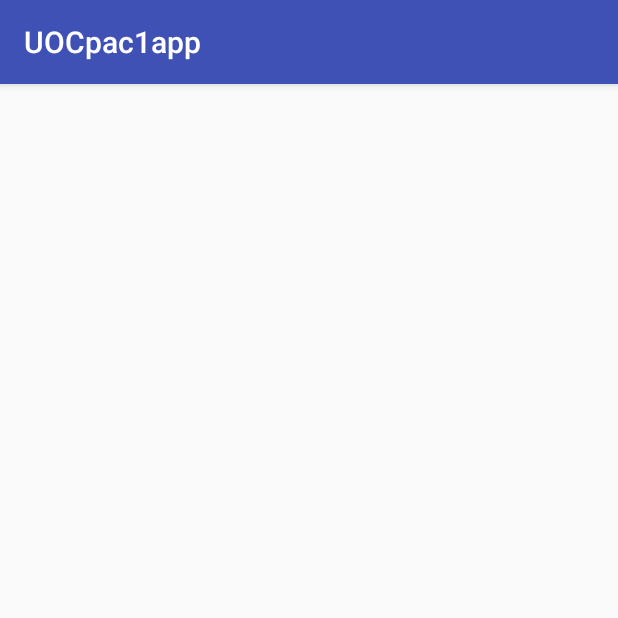
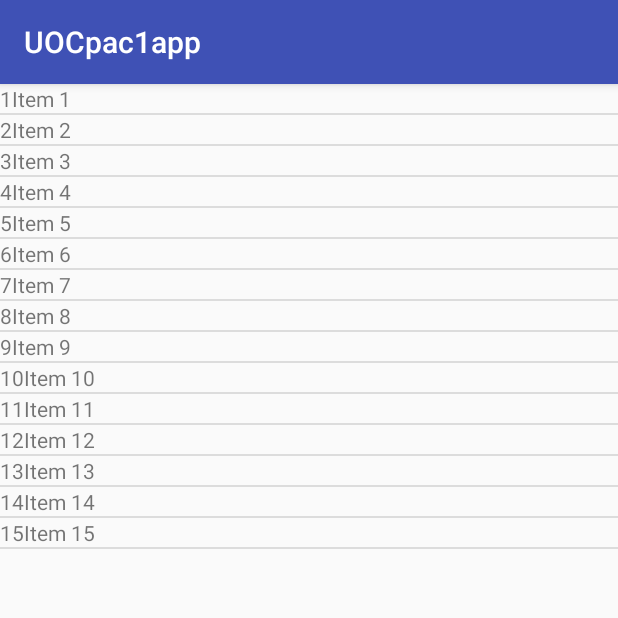
Before and after one commit to miqasals/UOC_And2_1_bookList, an Android app: the screen it shows after launch (BookListActivity), on a phone screen of 412 x 824 dp, the top half of it. Run offline under Robolectric (Android 15) with nearby library versions, the phone set to English and light mode, and no system bars.

Commit message:
EX1. Listview finalitzat. Pendent:  - maquetació llista  - maquetació detalls de items.  - Personalització de activity_book_detail.

```diff
--- a/app/build.gradle
+++ b/app/build.gradle
@@ -21,7 +21,8 @@ android {
 
 dependencies {
     compile fileTree(dir: 'libs', include: ['*.jar'])
-    testCompile 'junit:junit:4.12'
     compile 'com.android.support:appcompat-v7:24.2.1'
     compile 'com.android.support:design:24.2.1'
+    compile 'com.android.support:support-v4:24.2.1'
+    testCompile 'junit:junit:4.12'
 }
--- a/app/src/main/AndroidManifest.xml
+++ b/app/src/main/AndroidManifest.xml
@@ -8,14 +8,14 @@
         android:label="@string/app_name"
         android:supportsRtl="true"
         android:theme="@style/AppTheme">
-        <activity android:name=".BookListActivity">
+        <activity android:name=".activities.BookListActivity">
             <intent-filter>
                 <action android:name="android.intent.action.MAIN" />
 
                 <category android:name="android.intent.category.LAUNCHER" />
             </intent-filter>
         </activity>
-        <activity android:name=".BookDetailActivity"></activity>
+        <activity android:name=".activities.BookDetailActivity"></activity>
     </application>
 
 </manifest>
--- a/app/src/main/java/com/uoc/miquel/uocpac1app/BookListActivity.java
+++ /dev/null
@@ -1,26 +0,0 @@
-package com.uoc.miquel.uocpac1app;
-
-import android.support.v7.app.AppCompatActivity;
-import android.os.Bundle;
-
-public class BookListActivity extends AppCompatActivity {
-
-    @Override
-    protected void onCreate(Bundle savedInstanceState) {
-        super.onCreate(savedInstanceState);
-        setContentView(R.layout.activity_book_list);
-
-
-        /*
-        FragmentBasics source
-         */
-
-        if (findViewById(R.id.frag_book_detail) != null) {
-
-        }
-
-
-
-
-    }
-}
--- a/app/src/main/java/com/uoc/miquel/uocpac1app/BookDetailActivity.java
+++ b/app/src/main/java/com/uoc/miquel/uocpac1app/activities/BookDetailActivity.java
@@ -1,7 +1,9 @@
-package com.uoc.miquel.uocpac1app;
+package com.uoc.miquel.uocpac1app.activities;
 
 import android.support.v7.app.AppCompatActivity;
 import android.os.Bundle;
+
+import com.uoc.miquel.uocpac1app.R;
 
 public class BookDetailActivity extends AppCompatActivity {
 
--- /dev/null
+++ b/app/src/main/java/com/uoc/miquel/uocpac1app/activities/BookListActivity.java
@@ -0,0 +1,83 @@
+package com.uoc.miquel.uocpac1app.activities;
+
+import android.support.v7.app.AppCompatActivity;
+import android.os.Bundle;
+import android.view.View;
+import android.widget.AdapterView;
+import android.widget.ListView;
+
+import com.uoc.miquel.uocpac1app.adapters.BookListAdapter;
+import com.uoc.miquel.uocpac1app.entities.Book;
+import com.uoc.miquel.uocpac1app.fragments.BookDetailFragment;
+import com.uoc.miquel.uocpac1app.R;
+
+import java.util.ArrayList;
+
+/*
+    Fonts consultades:
+        - FragmentBasics sample de Android Developers.
+        - https://github.com/codepath/android_guides/wiki/Using-an-ArrayAdapter-with-ListView
+ */
+
+
+public class BookListActivity extends AppCompatActivity {
+
+    private final int NUM_ITEMS = 15;
+
+
+    @Override
+    protected void onCreate(Bundle savedInstanceState) {
+        super.onCreate(savedInstanceState);
+        setContentView(R.layout.activity_book_list);
+
+
+        // Obtenim la referencia de la llista.
+        ListView bookList = (ListView) findViewById(R.id.book_list);
+
+        // Es crea una coleccio de llibres provisional per omplir la llista
+        ArrayList<Book> books = new ArrayList<>(populatesSampleList());
+
+        // Inicialitzem l'adaptador de la llista.
+        BookListAdapter bookListAdapter = new BookListAdapter(this, R.id.book_list, books);
+
+        /*
+            Es vincula l'adaptador a la llista i es mostra a la pantalla carregant el contingut
+            amb l'adaptador.
+          */
+
+        bookList.setAdapter(bookListAdapter);
+
+
+        /**************** w900dp FRAGMENT *********************
+        Comprovem si en el layout que s'ha carregat existeix el fragment
+        amb id frag_book_detail. En cas que hi sigui, es carregarà el
+        fragment amb l'activity i el seu propi layout. Si no, sol es carregara
+        la llista que ocuparà tota la pantalla.
+        */
+        if (findViewById(R.id.frag_book_detail) != null) {
+
+
+            //Es crea instancia de l'activity que controlarà el fragment
+            BookDetailFragment bookDetailFrag = new BookDetailFragment();
+
+            //Es passa les dades que pugui necessitar el fragment.
+            bookDetailFrag.setArguments(getIntent().getExtras());
+
+            //Enllaça el fragment bookDetailFrag al contenidor frag_book_detail.
+            getSupportFragmentManager()
+                    .beginTransaction()
+                    .add(R.id.frag_book_detail, bookDetailFrag)
+                    .commit();
+        }
+        ///////////////////
+
+    }
+
+    private ArrayList<Book> populatesSampleList() {
+        ArrayList<Book> list = new ArrayList<>();
+        for (int i=0;i<NUM_ITEMS;i++){
+            list.add(new Book(i+1,getString(R.string.book_item_name_sample) + (i+1),null));
+        }
+        return list;
+    }
+}
--- /dev/null
+++ b/app/src/main/java/com/uoc/miquel/uocpac1app/adapters/BookListAdapter.java
@@ -0,0 +1,62 @@
+package com.uoc.miquel.uocpac1app.adapters;
+
+import android.content.Context;
+import android.support.annotation.NonNull;
+import android.support.annotation.Nullable;
+import android.view.LayoutInflater;
+import android.view.View;
+import android.view.ViewGroup;
+import android.widget.ArrayAdapter;
+import android.widget.TextView;
+
+import com.uoc.miquel.uocpac1app.R;
+import com.uoc.miquel.uocpac1app.entities.Book;
+
+import java.util.ArrayList;
+import java.util.List;
+
+/**
+ * Created by mucl on 10/10/2016.
+ */
+
+public class BookListAdapter extends ArrayAdapter<Book> {
+
+    private ArrayList<Book> books;
+
+    public BookListAdapter(Context context, int resource, List<Book> objects) {
+        super(context, resource, objects);
+        this.books = (ArrayList<Book>) objects;
+    }
+
+    @NonNull
+    @Override
+    public View getView(int position, View convertView, ViewGroup parent) {
+
+        ViewHolder holder;
+
+        if (convertView == null || convertView.getTag() == null) {
+            holder = new ViewHolder();
+            convertView = LayoutInflater.from(getContext()).inflate(R.layout.book_item, parent, false);
+            holder.bookId = (TextView) convertView.findViewById(R.id.book_item_id);
+            holder.bookName = (TextView) convertView.findViewById(R.id.book_item_name);
+
+        } else {
+            holder = (ViewHolder) convertView.getTag();
+        }
+
+        Book book = books.get(position);
+
+        holder.bookId.setText(String.valueOf(book.getId()));
+        holder.bookName.setText(book.getName());
+
+        return convertView;
+    }
+
+
+
+    static class ViewHolder {
+        protected TextView bookId;
+        protected TextView bookName;
+    }
+
+}
--- /dev/null
+++ b/app/src/main/java/com/uoc/miquel/uocpac1app/entities/Book.java
@@ -0,0 +1,44 @@
+package com.uoc.miquel.uocpac1app.entities;
+
+/**
+ * Created by mucl on 10/10/2016.
+ */
+public class Book {
+
+    private int id;
+    private String name;
+    private String desc;
+
+    public Book() {
+    }
+
+    public Book(int id, String name, String desc) {
+        this.id = id;
+        this.name = name;
+        this.desc = desc;
+    }
+
+    public int getId() {
+        return id;
+    }
+
+    public String getName() {
+        return name;
+    }
+
+    public String getDesc() {
+        return desc;
+    }
+
+    public void setId(int id) {
+        this.id = id;
+    }
+
+    public void setName(String name) {
+        this.name = name;
+    }
+
+    public void setDesc(String desc) {
+        this.desc = desc;
+    }
+}
--- a/app/src/main/res/layout-w900dp/book_list.xml
+++ b/app/src/main/res/layout-w900dp/activity_book_list.xml
@@ -9,6 +9,8 @@
         android:layout_height="match_parent"
         android:layout_weight="1"></ListView>
 
+    <!-- TODO: Comprovar maquetacio -->
+
     <FrameLayout
         android:layout_width="0dp"
         android:layout_height="match_parent"
--- a/app/src/main/res/layout/activity_book_list.xml
+++ b/app/src/main/res/layout/activity_book_list.xml
@@ -8,4 +8,6 @@
         android:layout_width="match_parent"
         android:layout_height="match_parent"></ListView>
 
+    <!-- TODO: Comprovar maquetacio -->
+
 </LinearLayout>
--- /dev/null
+++ b/app/src/main/res/layout/book_item.xml
@@ -0,0 +1,19 @@
+<?xml version="1.0" encoding="utf-8"?>
+<LinearLayout xmlns:android="http://schemas.android.com/apk/res/android"
+    android:orientation="horizontal"
+    android:layout_width="match_parent"
+    android:layout_height="match_parent">
+
+    <TextView
+        android:id="@+id/book_item_id"
+        android:layout_width="wrap_content"
+        android:layout_height="wrap_content" />
+
+    <TextView
+        android:id="@+id/book_item_name"
+        android:layout_width="match_parent"
+        android:layout_height="wrap_content" />
+
+    <!--TODO: Comprovar maquetacio -->
+
+</LinearLayout>
--- a/app/src/main/res/values/strings.xml
+++ b/app/src/main/res/values/strings.xml
@@ -1,4 +1,8 @@
 <resources>
     <string name="app_name">UOCpac1app</string>
     <string name="title_activity_book_list">BookListActivity</string>
+
+    <!-- TODO: Remove or change this placeholder text -->
+    <string name="hello_blank_fragment">Details about Item: 1 \nMore details information here.</string>
+    <string name="book_item_name_sample">"Item "</string>
 </resources>
--- a/build.gradle
+++ b/build.gradle
@@ -5,7 +5,7 @@ buildscript {
         jcenter()
     }
     dependencies {
-        classpath 'com.android.tools.build:gradle:2.1.3'
+        classpath 'com.android.tools.build:gradle:2.2.0'
 
         // NOTE: Do not place your application dependencies here; they belong
         // in the individual module build.gradle files
```
Also changed, not shown: app/src/main/java/com/uoc/miquel/uocpac1app/fragments/BookDetailFragment.java (added, +31 -0 lines), app/src/main/java/com/uoc/miquel/uocpac1app/utils/utils.java (added, +18 -0 lines), app/src/main/res/layout/activity_book_detail.xml (+23 -5 lines), app/src/main/res/layout/fragment_book_detail.xml (added, +13 -0 lines).
